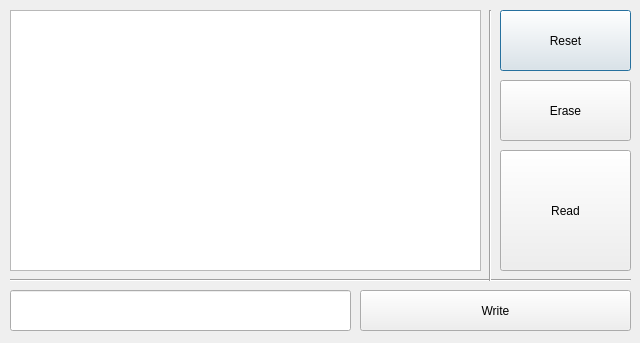
First picture: the form in cardeditor.ui, repository Kellel/cardreader, before the edit.
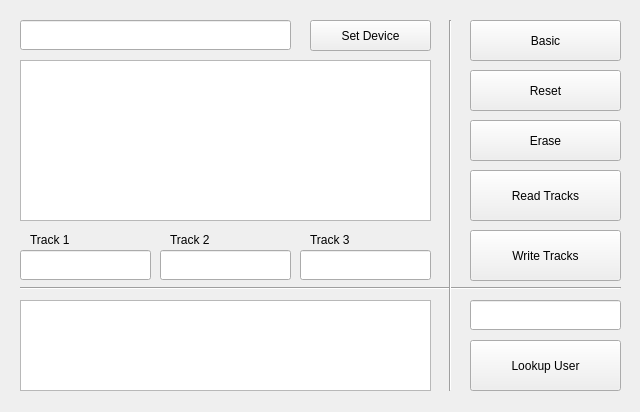
Second picture: the form after the edit. The open tabs and pages were chosen to show the change.

```diff
--- a/cardeditor.ui
+++ b/cardeditor.ui
@@ -7,112 +7,355 @@
     <x>0</x>
     <y>0</y>
     <width>640</width>
-    <height>343</height>
+    <height>412</height>
    </rect>
   </property>
   <property name="windowTitle">
    <string>Card Editor</string>
   </property>
-  <widget class="QPlainTextEdit" name="statusEdit">
+  <widget class="QStackedWidget" name="stackedWidget">
    <property name="geometry">
     <rect>
-     <x>10</x>
-     <y>10</y>
-     <width>471</width>
-     <height>261</height>
+     <x>0</x>
+     <y>-10</y>
+     <width>641</width>
+     <height>411</height>
     </rect>
    </property>
-   <property name="readOnly">
-    <bool>true</bool>
-   </property>
-  </widget>
-  <widget class="QPushButton" name="resetButton">
-   <property name="geometry">
-    <rect>
-     <x>500</x>
-     <y>10</y>
-     <width>131</width>
-     <height>61</height>
-    </rect>
-   </property>
-   <property name="text">
-    <string>Reset</string>
-   </property>
-  </widget>
-  <widget class="QPushButton" name="eraseButton">
-   <property name="geometry">
-    <rect>
-     <x>500</x>
-     <y>80</y>
-     <width>131</width>
-     <height>61</height>
-    </rect>
-   </property>
-   <property name="text">
-    <string>Erase</string>
-   </property>
-  </widget>
-  <widget class="QPushButton" name="readButton">
-   <property name="geometry">
-    <rect>
-     <x>500</x>
-     <y>150</y>
-     <width>131</width>
-     <height>121</height>
-    </rect>
-   </property>
-   <property name="text">
-    <string>Read</string>
-   </property>
-  </widget>
-  <widget class="QLineEdit" name="track1Edit">
-   <property name="geometry">
-    <rect>
-     <x>10</x>
-     <y>290</y>
-     <width>341</width>
-     <height>41</height>
-    </rect>
-   </property>
-  </widget>
-  <widget class="Line" name="line">
-   <property name="geometry">
-    <rect>
-     <x>10</x>
-     <y>270</y>
-     <width>621</width>
-     <height>20</height>
-    </rect>
-   </property>
-   <property name="orientation">
-    <enum>Qt::Horizontal</enum>
-   </property>
-  </widget>
-  <widget class="QPushButton" name="writeButton">
-   <property name="geometry">
-    <rect>
-     <x>360</x>
-     <y>290</y>
-     <width>271</width>
-     <height>41</height>
-    </rect>
-   </property>
-   <property name="text">
-    <string>Write</string>
-   </property>
-  </widget>
-  <widget class="Line" name="line_2">
-   <property name="geometry">
-    <rect>
-     <x>480</x>
-     <y>10</y>
-     <width>20</width>
-     <height>271</height>
-    </rect>
-   </property>
-   <property name="orientation">
-    <enum>Qt::Vertical</enum>
-   </property>
+   <widget class="QWidget" name="basicPage">
+    <widget class="Line" name="line">
+     <property name="geometry">
+      <rect>
+       <x>20</x>
+       <y>320</y>
+       <width>601</width>
+       <height>21</height>
+      </rect>
+     </property>
+     <property name="orientation">
+      <enum>Qt::Horizontal</enum>
+     </property>
+    </widget>
+    <widget class="Line" name="line_2">
+     <property name="geometry">
+      <rect>
+       <x>440</x>
+       <y>30</y>
+       <width>21</width>
+       <height>371</height>
+      </rect>
+     </property>
+     <property name="orientation">
+      <enum>Qt::Vertical</enum>
+     </property>
+    </widget>
+    <widget class="QPlainTextEdit" name="statusEdit">
+     <property name="geometry">
+      <rect>
+       <x>20</x>
+       <y>30</y>
+       <width>411</width>
+       <height>281</height>
+      </rect>
+     </property>
+    </widget>
+    <widget class="QLineEdit" name="userEdit">
+     <property name="geometry">
+      <rect>
+       <x>20</x>
+       <y>350</y>
+       <width>411</width>
+       <height>51</height>
+      </rect>
+     </property>
+    </widget>
+    <widget class="QPushButton" name="advancedButton">
+     <property name="geometry">
+      <rect>
+       <x>470</x>
+       <y>30</y>
+       <width>151</width>
+       <height>41</height>
+      </rect>
+     </property>
+     <property name="text">
+      <string>Advanced</string>
+     </property>
+    </widget>
+    <widget class="QPushButton" name="readButton">
+     <property name="geometry">
+      <rect>
+       <x>470</x>
+       <y>120</y>
+       <width>151</width>
+       <height>81</height>
+      </rect>
+     </property>
+     <property name="text">
+      <string>Read</string>
+     </property>
+    </widget>
+    <widget class="QPushButton" name="writeButton">
+     <property name="geometry">
+      <rect>
+       <x>470</x>
+       <y>230</y>
+       <width>151</width>
+       <height>81</height>
+      </rect>
+     </property>
+     <property name="text">
+      <string>Write</string>
+     </property>
+    </widget>
+    <widget class="QPushButton" name="lookupButton">
+     <property name="geometry">
+      <rect>
+       <x>470</x>
+       <y>350</y>
+       <width>151</width>
+       <height>51</height>
+      </rect>
+     </property>
+     <property name="text">
+      <string>Lookup</string>
+     </property>
+    </widget>
+   </widget>
+   <widget class="QWidget" name="advancedPage">
+    <widget class="QPushButton" name="basicButton">
+     <property name="geometry">
+      <rect>
+       <x>470</x>
+       <y>30</y>
+       <width>151</width>
+       <height>41</height>
+      </rect>
+     </property>
+     <property name="text">
+      <string>Basic</string>
+     </property>
+    </widget>
+    <widget class="QPlainTextEdit" name="userstatusEdit">
+     <property name="geometry">
+      <rect>
+       <x>20</x>
+       <y>310</y>
+       <width>411</width>
+       <height>91</height>
+      </rect>
+     </property>
+     <property name="readOnly">
+      <bool>true</bool>
+     </property>
+    </widget>
+    <widget class="Line" name="line_3">
+     <property name="geometry">
+      <rect>
+       <x>20</x>
+       <y>290</y>
+       <width>601</width>
+       <height>16</height>
+      </rect>
+     </property>
+     <property name="orientation">
+      <enum>Qt::Horizontal</enum>
+     </property>
+    </widget>
+    <widget class="QLineEdit" name="lookupEdit">
+     <property name="geometry">
+      <rect>
+       <x>470</x>
+       <y>310</y>
+       <width>151</width>
+       <height>30</height>
+      </rect>
+     </property>
+    </widget>
+    <widget class="QPushButton" name="lookupuserButton">
+     <property name="geometry">
+      <rect>
+       <x>470</x>
+       <y>350</y>
+       <width>151</width>
+       <height>51</height>
+      </rect>
+     </property>
+     <property name="text">
+      <string>Lookup User</string>
+     </property>
+    </widget>
+    <widget class="QPlainTextEdit" name="statusEdit_2">
+     <property name="geometry">
+      <rect>
+       <x>20</x>
+       <y>70</y>
+       <width>411</width>
+       <height>161</height>
+      </rect>
+     </property>
+     <property name="readOnly">
+      <bool>true</bool>
+     </property>
+    </widget>
+    <widget class="Line" name="line_4">
+     <property name="geometry">
+      <rect>
+       <x>440</x>
+       <y>30</y>
+       <width>20</width>
+       <height>371</height>
+      </rect>
+     </property>
+     <property name="orientation">
+      <enum>Qt::Vertical</enum>
+     </property>
+    </widget>
+    <widget class="QLineEdit" name="track1Edit">
+     <property name="geometry">
+      <rect>
+       <x>20</x>
+       <y>260</y>
+       <width>131</width>
+       <height>30</height>
+      </rect>
+     </property>
+    </widget>
+    <widget class="QLineEdit" name="track2Edit">
+     <property name="geometry">
+      <rect>
+       <x>160</x>
+       <y>260</y>
+       <width>131</width>
+       <height>30</height>
+      </rect>
+     </property>
+    </widget>
+    <widget class="QLineEdit" name="track3Edit">
+     <property name="geometry">
+      <rect>
+       <x>300</x>
+       <y>260</y>
+       <width>131</width>
+       <height>30</height>
+      </rect>
+     </property>
+    </widget>
+    <widget class="QLabel" name="label">
+     <property name="geometry">
+      <rect>
+       <x>30</x>
+       <y>240</y>
+       <width>77</width>
+       <height>20</height>
+      </rect>
+     </property>
+     <property name="text">
+      <string>Track 1</string>
+     </property>
+    </widget>
+    <widget class="QLabel" name="label_2">
+     <property name="geometry">
+      <rect>
+       <x>170</x>
+       <y>240</y>
+       <width>77</width>
+       <height>20</height>
+      </rect>
+     </property>
+     <property name="text">
+      <string>Track 2</string>
+     </property>
+    </widget>
+    <widget class="QLabel" name="label_3">
+     <property name="geometry">
+      <rect>
+       <x>310</x>
+       <y>240</y>
+       <width>77</width>
+       <height>20</height>
+      </rect>
+     </property>
+     <property name="text">
+      <string>Track 3</string>
+     </property>
+    </widget>
+    <widget class="QPushButton" name="resetButton">
+     <property name="geometry">
+      <rect>
+       <x>470</x>
+       <y>80</y>
+       <width>151</width>
+       <height>41</height>
+      </rect>
+     </property>
+     <property name="text">
+      <string>Reset</string>
+     </property>
+    </widget>
+    <widget class="QPushButton" name="eraseButton">
+     <property name="geometry">
+      <rect>
+       <x>470</x>
+       <y>130</y>
+       <width>151</width>
+       <height>41</height>
+      </rect>
+     </property>
+     <property name="text">
+      <string>Erase</string>
+     </property>
+    </widget>
+    <widget class="QPushButton" name="readtracksButton">
+     <property name="geometry">
+      <rect>
+       <x>470</x>
+       <y>180</y>
+       <width>151</width>
+       <height>51</height>
+      </rect>
+     </property>
+     <property name="text">
+      <string>Read Tracks</string>
+     </property>
+    </widget>
+    <widget class="QPushButton" name="writetracksButton">
+     <property name="geometry">
+      <rect>
+       <x>470</x>
+       <y>240</y>
+       <width>151</width>
+       <height>51</height>
+      </rect>
+     </property>
+     <property name="text">
+      <string>Write Tracks</string>
+     </property>
+    </widget>
+    <widget class="QLineEdit" name="deviceEdit">
+     <property name="geometry">
+      <rect>
+       <x>20</x>
+       <y>30</y>
+       <width>271</width>
+       <height>30</height>
+      </rect>
+     </property>
+    </widget>
+    <widget class="QPushButton" name="deviceButton">
+     <property name="geometry">
+      <rect>
+       <x>310</x>
+       <y>30</y>
+       <width>121</width>
+       <height>31</height>
+      </rect>
+     </property>
+     <property name="text">
+      <string>Set Device</string>
+     </property>
+    </widget>
+   </widget>
   </widget>
  </widget>
  <resources/>
```
Left out of the diff: 2 changed lines with no effect on the pictures.
